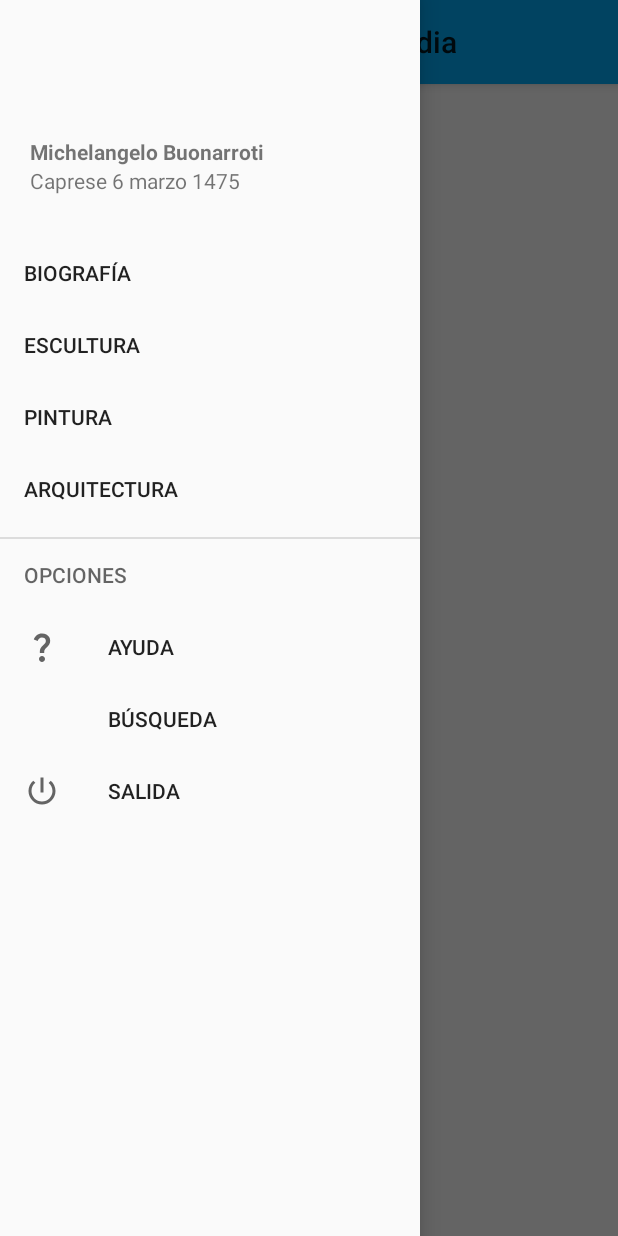
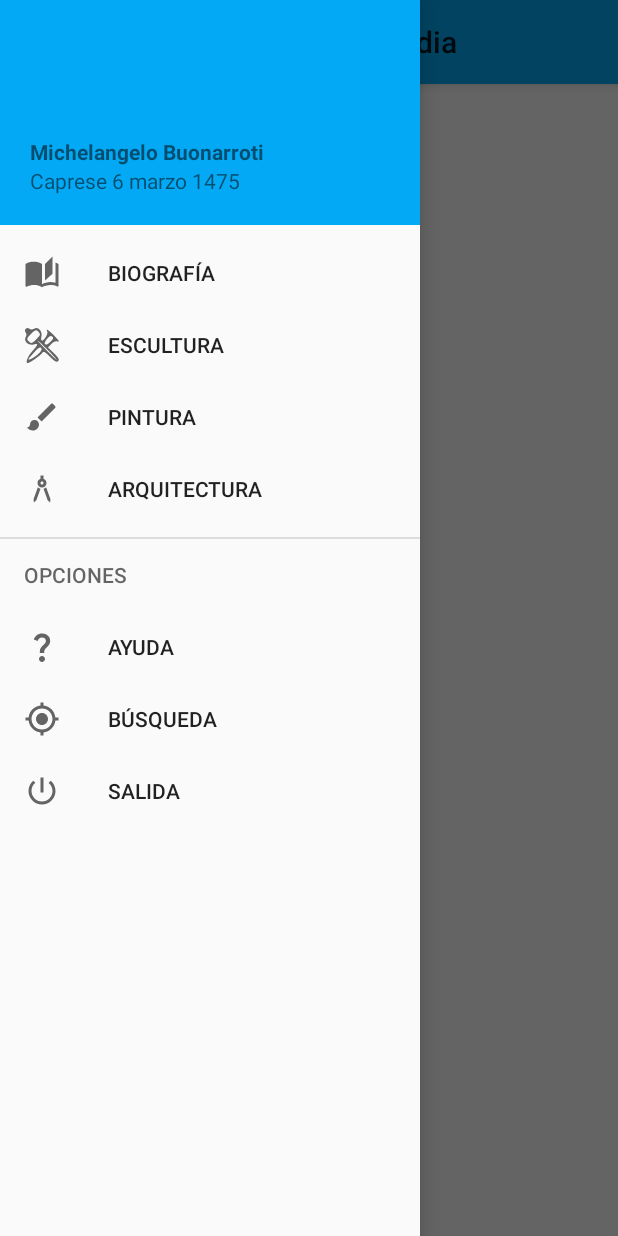
Before and after one commit to RafaelLibrero/PMDM, an Android app: the DrawerNavigation screen opened directly, with no data from a screen before it, with the side drawer open, on a phone screen of 412 x 824 dp. Run offline under Robolectric (Android 15) with nearby library versions, the phone set to English and light mode, and no system bars.

Commit message:
Iconos y strings menu

```diff
--- a/app/src/main/java/com/rafaellibrero/programacionmultimedia/DrawerNavigation.java
+++ b/app/src/main/java/com/rafaellibrero/programacionmultimedia/DrawerNavigation.java
@@ -2,15 +2,12 @@ package com.rafaellibrero.programacionmultimedia;
 
 import androidx.appcompat.app.ActionBarDrawerToggle;
 import androidx.appcompat.app.AppCompatActivity;
-import androidx.core.view.GravityCompat;
 import androidx.drawerlayout.widget.DrawerLayout;
 
 import android.os.Bundle;
-import android.widget.EditText;
 import android.widget.TextView;
 
 import androidx.appcompat.widget.Toolbar;
-import androidx.navigation.ui.AppBarConfiguration;
 
 import com.google.android.material.navigation.NavigationView;
 
@@ -21,7 +18,6 @@ public class DrawerNavigation extends AppCompatActivity {
     private DrawerLayout drawerLayout;
     private NavigationView navigationView;
     private Toolbar toolbar;
-    private AppBarConfiguration appBarConfiguration;
 
     @Override
     protected void onCreate(Bundle savedInstanceState) {
--- /dev/null
+++ b/app/src/main/res/drawable/ic_baseline_architecture_24.xml
@@ -0,0 +1,7 @@
+<vector android:height="24dp" android:tint="#8F8F8F"
+    android:viewportHeight="24" android:viewportWidth="24"
+    android:width="24dp" xmlns:android="http://schemas.android.com/apk/res/android">
+    <path android:fillColor="@android:color/white" android:pathData="M6.36,18.78L6.61,21l1.62,-1.54l2.77,-7.6c-0.68,-0.17 -1.28,-0.51 -1.77,-0.98L6.36,18.78z"/>
+    <path android:fillColor="@android:color/white" android:pathData="M14.77,10.88c-0.49,0.47 -1.1,0.81 -1.77,0.98l2.77,7.6L17.39,21l0.26,-2.22L14.77,10.88z"/>
+    <path android:fillColor="@android:color/white" android:pathData="M15,8c0,-1.3 -0.84,-2.4 -2,-2.82V3h-2v2.18C9.84,5.6 9,6.7 9,8c0,1.66 1.34,3 3,3S15,9.66 15,8zM12,9c-0.55,0 -1,-0.45 -1,-1c0,-0.55 0.45,-1 1,-1s1,0.45 1,1C13,8.55 12.55,9 12,9z"/>
+</vector>
--- /dev/null
+++ b/app/src/main/res/drawable/ic_baseline_auto_stories_24.xml
@@ -0,0 +1,5 @@
+<vector android:height="24dp" android:tint="#8F8F8F"
+    android:viewportHeight="24" android:viewportWidth="24"
+    android:width="24dp" xmlns:android="http://schemas.android.com/apk/res/android">
+    <path android:fillColor="@android:color/white" android:pathData="M19,1l-5,5v11l5,-4.5L19,1zM1,6v14.65c0,0.25 0.25,0.5 0.5,0.5 0.1,0 0.15,-0.05 0.25,-0.05C3.1,20.45 5.05,20 6.5,20c1.95,0 4.05,0.4 5.5,1.5L12,6c-1.45,-1.1 -3.55,-1.5 -5.5,-1.5S2.45,4.9 1,6zM23,19.5L23,6c-0.6,-0.45 -1.25,-0.75 -2,-1v13.5c-1.1,-0.35 -2.3,-0.5 -3.5,-0.5 -1.7,0 -4.15,0.65 -5.5,1.5v2c1.35,-0.85 3.8,-1.5 5.5,-1.5 1.65,0 3.35,0.3 4.75,1.05 0.1,0.05 0.15,0.05 0.25,0.05 0.25,0 0.5,-0.25 0.5,-0.5v-1.1z"/>
+</vector>
--- /dev/null
+++ b/app/src/main/res/drawable/ic_baseline_brush_24.xml
@@ -0,0 +1,5 @@
+<vector android:height="24dp" android:tint="#8F8F8F"
+    android:viewportHeight="24" android:viewportWidth="24"
+    android:width="24dp" xmlns:android="http://schemas.android.com/apk/res/android">
+    <path android:fillColor="@android:color/white" android:pathData="M7,14c-1.66,0 -3,1.34 -3,3 0,1.31 -1.16,2 -2,2 0.92,1.22 2.49,2 4,2 2.21,0 4,-1.79 4,-4 0,-1.66 -1.34,-3 -3,-3zM20.71,4.63l-1.34,-1.34c-0.39,-0.39 -1.02,-0.39 -1.41,0L9,12.25 11.75,15l8.96,-8.96c0.39,-0.39 0.39,-1.02 0,-1.41z"/>
+</vector>
--- /dev/null
+++ b/app/src/main/res/drawable/ic_baseline_my_location_24.xml
@@ -0,0 +1,5 @@
+<vector android:height="24dp" android:tint="#8F8F8F"
+    android:viewportHeight="24" android:viewportWidth="24"
+    android:width="24dp" xmlns:android="http://schemas.android.com/apk/res/android">
+    <path android:fillColor="@android:color/white" android:pathData="M12,8c-2.21,0 -4,1.79 -4,4s1.79,4 4,4 4,-1.79 4,-4 -1.79,-4 -4,-4zM20.94,11c-0.46,-4.17 -3.77,-7.48 -7.94,-7.94L13,1h-2v2.06C6.83,3.52 3.52,6.83 3.06,11L1,11v2h2.06c0.46,4.17 3.77,7.48 7.94,7.94L11,23h2v-2.06c4.17,-0.46 7.48,-3.77 7.94,-7.94L23,13v-2h-2.06zM12,19c-3.87,0 -7,-3.13 -7,-7s3.13,-7 7,-7 7,3.13 7,7 -3.13,7 -7,7z"/>
+</vector>
--- /dev/null
+++ b/app/src/main/res/drawable/sculpture.xml
@@ -0,0 +1,10 @@
+<vector xmlns:android="http://schemas.android.com/apk/res/android"
+    android:width="24dp"
+    android:height="24dp"
+    android:viewportWidth="24"
+    android:viewportHeight="24">
+  <path
+      android:pathData="M1.2,1.2c-0.8,0.8 -0.8,1.5 -0.1,2.4 0.7,0.9 0.7,1.9 0,3.2 -1.5,2.7 1.8,5.7 5.4,4.8 3.3,-0.8 3.2,-0.1 -1,4.5 -3,3.3 -4.7,7.9 -3,7.9 1.1,-0 8.1,-4.8 9.4,-6.4 1.3,-1.6 1.8,-1.4 5.6,2.4 3.4,3.3 4.4,3.8 5.3,2.7 0.9,-1.1 0.3,-2.2 -2.8,-5.2l-4,-3.9 2.2,-2.3c1.5,-1.6 2.8,-2.1 4.2,-1.7 1.6,0.5 1.1,-0.4 -1.9,-3.5 -3.6,-3.8 -6.5,-5.6 -5,-3.1 0.8,1.3 -2.1,6 -3.5,6 -0.6,-0 -0.8,-1.1 -0.4,-2.5 0.9,-3.6 -2.1,-6.9 -4.8,-5.4 -1.3,0.7 -2.3,0.7 -3.2,-0 -0.9,-0.7 -1.6,-0.7 -2.4,0.1zM10,3.6c1.1,1.3 0.9,2 -1.8,4.6 -2.6,2.7 -3.3,2.9 -4.6,1.8 -2.1,-1.7 -2,-2.3 1,-5.4 3.1,-3 3.7,-3.1 5.4,-1zM17.7,9.8c-3.4,3.4 -5.4,1.9 -2.5,-1.7 1.7,-2.1 2.6,-2.6 3.6,-1.8 1,0.8 0.8,1.5 -1.1,3.5zM16,15.5c3.5,3.6 6.2,6.5 5.9,6.5 -0.2,-0 -3.4,-2.9 -6.9,-6.5 -3.5,-3.6 -6.2,-6.5 -5.9,-6.5 0.2,-0 3.4,2.9 6.9,6.5zM10.4,17.1c-1.9,2.1 -7.4,5.4 -7.4,4.4 0,-0.3 1.6,-2.3 3.7,-4.5 2.4,-2.8 3.9,-3.8 4.6,-3.1 0.7,0.7 0.4,1.7 -0.9,3.2z"
+      android:fillColor="#000000"
+      android:strokeColor="#00000000"/>
+</vector>
--- a/app/src/main/res/layout/header.xml
+++ b/app/src/main/res/layout/header.xml
@@ -3,6 +3,7 @@
     android:orientation="vertical"
     android:layout_width="match_parent"
     android:layout_height="150dp"
+    android:background="?colorPrimary"
     android:gravity="bottom"
     android:padding="20dp">
 
--- a/app/src/main/res/menu/main_menu.xml
+++ b/app/src/main/res/menu/main_menu.xml
@@ -5,20 +5,24 @@
 
         <item
             android:id="@+id/nav_biography"
-            android:title="BIOGRAFÍA" />
+            android:title="@string/menu_biography"
+            android:icon="@drawable/ic_baseline_auto_stories_24"/>
         <item
             android:id="@+id/nav_sculpture"
-            android:title="ESCULTURA" />
+            android:title="@string/menu_sculpture"
+            android:icon="@drawable/sculpture"/>
         <item
             android:id="@+id/nav_paint"
-            android:title="PINTURA" />
+            android:title="@string/menu_painting"
+            android:icon="@drawable/ic_baseline_brush_24"/>
         <item
             android:id="@+id/nav_architecture"
-            android:title="ARQUITECTURA" />
+            android:title="@string/menu_architecture"
+            android:icon="@drawable/ic_baseline_architecture_24"/>
 
     </group>
 
-    <item android:title="OPCIONES">
+    <item android:title="@string/menu_options">
 
         <menu>
 
@@ -26,16 +30,17 @@
 
                 <item
                     android:id="@+id/nav_ayuda"
-                    android:title="AYUDA"
+                    android:title="@string/menu_help"
                     android:icon="@drawable/ic_baseline_question_mark_24"/>
 
                 <item
                     android:id="@+id/nav_search"
-                    android:title="BÚSQUEDA" />
+                    android:title="@string/menu_search"
+                    android:icon="@drawable/ic_baseline_my_location_24"/>
 
                 <item
                     android:id="@+id/nav_salida"
-                    android:title="SALIDA"
+                    android:title="@string/menu_exit"
                     android:icon="@drawable/ic_baseline_power_settings_new_24"/>
 
             </group>
--- a/app/src/main/res/values/strings.xml
+++ b/app/src/main/res/values/strings.xml
@@ -13,5 +13,13 @@
     <string name="drawer_username">Nombre: %1$s</string>
     <string name="drawer_email">Email: %1$s</string>
     <string name="drawer_phone">Teléfono: %1$s</string>
+    <string name="menu_biography">BIOGRAFÍA</string>
+    <string name="menu_sculpture">ESCULTURA</string>
+    <string name="menu_painting">PINTURA</string>
+    <string name="menu_architecture">ARQUITECTURA</string>
+    <string name="menu_options">OPCIONES</string>
+    <string name="menu_help">AYUDA</string>
+    <string name="menu_search">BÚSQUEDA</string>
+    <string name="menu_exit">SALIDA</string>
 
 </resources>
```
